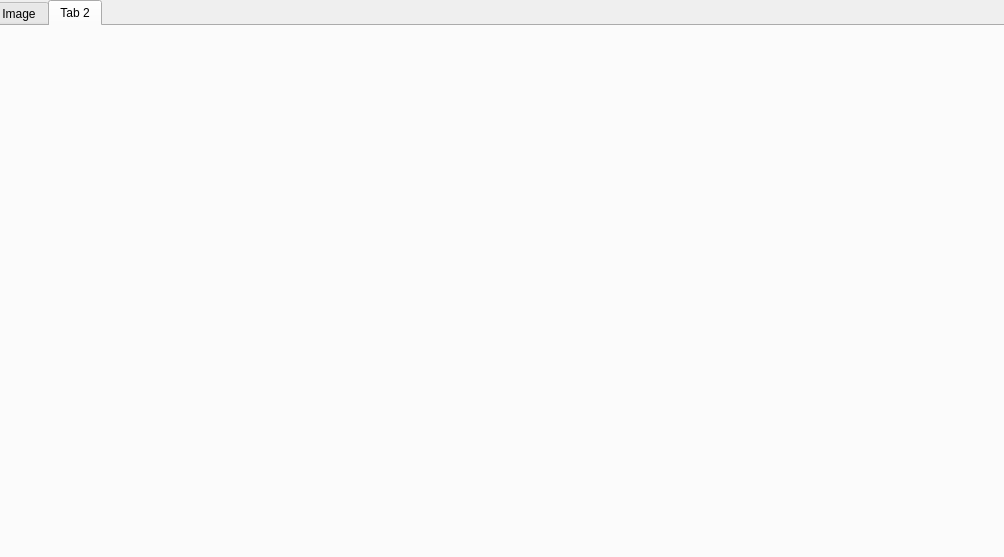
Old version of the form form.ui in the repository kenzofeng/dclient.
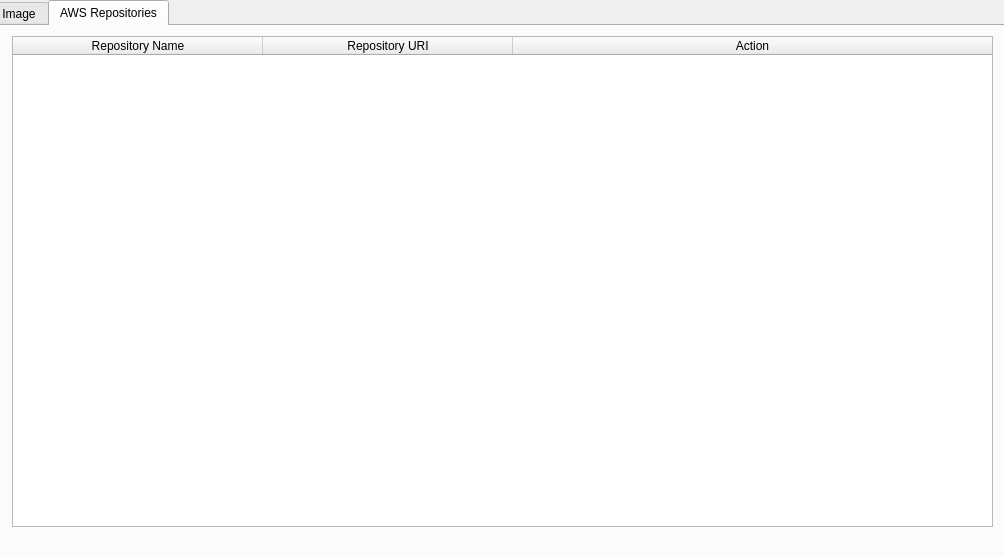
New version of the form. The open tabs and pages were chosen to show the change.

```diff
--- a/form.ui
+++ b/form.ui
@@ -109,8 +109,39 @@
    </widget>
    <widget class="QWidget" name="tab_2">
     <attribute name="title">
-     <string>Tab 2</string>
+     <string>AWS Repositories</string>
     </attribute>
+    <widget class="QTableWidget" name="tableWidget">
+     <property name="geometry">
+      <rect>
+       <x>20</x>
+       <y>10</y>
+       <width>981</width>
+       <height>491</height>
+      </rect>
+     </property>
+     <attribute name="horizontalHeaderDefaultSectionSize">
+      <number>250</number>
+     </attribute>
+     <attribute name="horizontalHeaderStretchLastSection">
+      <bool>true</bool>
+     </attribute>
+     <column>
+      <property name="text">
+       <string>Repository Name</string>
+      </property>
+     </column>
+     <column>
+      <property name="text">
+       <string>Repository URI</string>
+      </property>
+     </column>
+     <column>
+      <property name="text">
+       <string>Action</string>
+      </property>
+     </column>
+    </widget>
    </widget>
   </widget>
  </widget>
```
Left out of the diff: 11 changed lines with no effect on the pictures.
